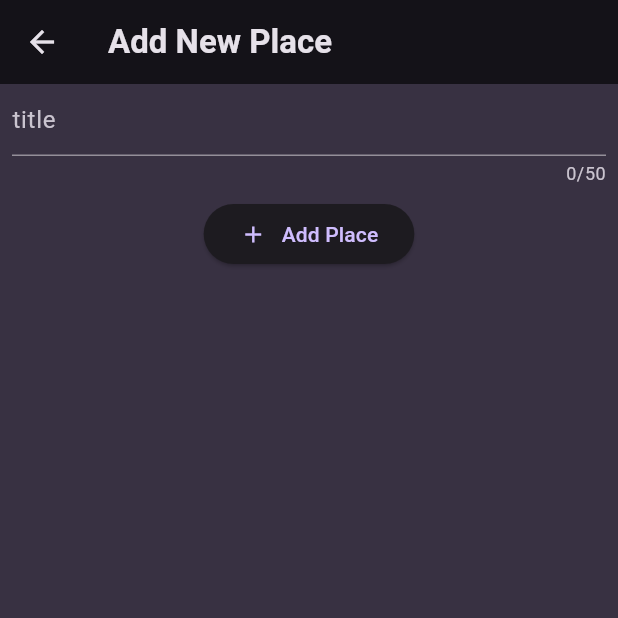
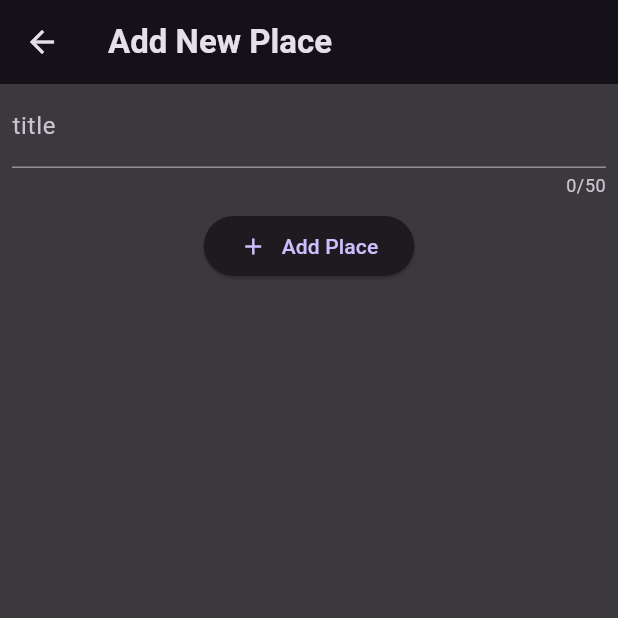
Before and after one commit to ABorham190/favorite-places-flutter, a Flutter app: the AddNewPlaceScreen screen opened directly, on a phone screen of 412 x 824 dp, the top half of it. Run offline on Flutter 3.47's test engine with Material 3 defaults, Android fonts, the phone set to English and light mode, and no system bars; our stand-ins replace flutter_riverpod, google_fonts, riverpod.

Commit message:
some changes

```diff
--- a/lib/main.dart
+++ b/lib/main.dart
@@ -11,8 +11,7 @@ final colorScheme = ColorScheme.fromSeed(
 );
 
 final theme = ThemeData().copyWith(
-  useMaterial3: true,
-  scaffoldBackgroundColor: colorScheme.background,
+  scaffoldBackgroundColor: colorScheme.surfaceBright,
   colorScheme: colorScheme,
   textTheme: GoogleFonts.ubuntuCondensedTextTheme().copyWith(
     titleSmall: GoogleFonts.ubuntuCondensed(
--- a/lib/screens/add_new_place_screen.dart
+++ b/lib/screens/add_new_place_screen.dart
@@ -3,7 +3,7 @@ import 'package:flutter_riverpod/flutter_riverpod.dart';
 import 'package:favorite_places/providers/your_places_Provider.dart';
 
 class AddNewPlaceScreen extends ConsumerWidget {
-  AddNewPlaceScreen({
+  const AddNewPlaceScreen({
     super.key,
   });
 
@@ -17,7 +17,6 @@ class AddNewPlaceScreen extends ConsumerWidget {
       }
     }
 
-    var placeTitle = '';
     return Scaffold(
       appBar: AppBar(
         title: const Text('Add New Place'),
@@ -32,9 +31,11 @@ class AddNewPlaceScreen extends ConsumerWidget {
               child: TextFormField(
                 maxLength: 50,
                 decoration: const InputDecoration(
-                  label: Text('title'),
+                  label: Text(
+                    'title',
+                  ),
                 ),
-                style: Theme.of(context).textTheme.bodySmall!.copyWith(
+                style: Theme.of(context).textTheme.bodyLarge!.copyWith(
                       color: Theme.of(context).colorScheme.onSurface,
                     ),
                 validator: (value) {
```
